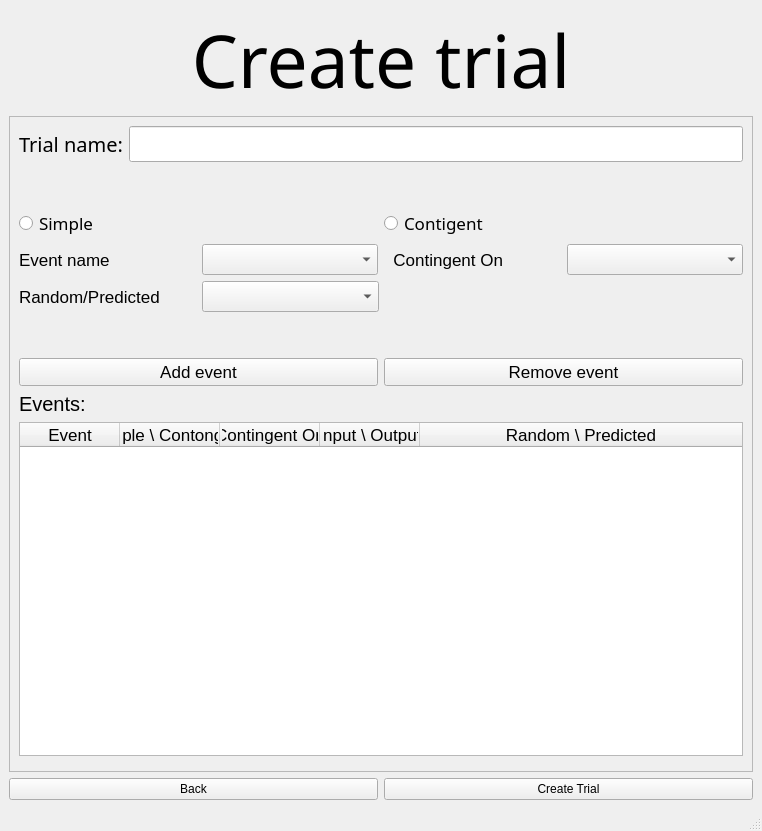
Old version of the form UI/create_trial_type.ui in the repository KehatSudri/Behavior_System2.0.
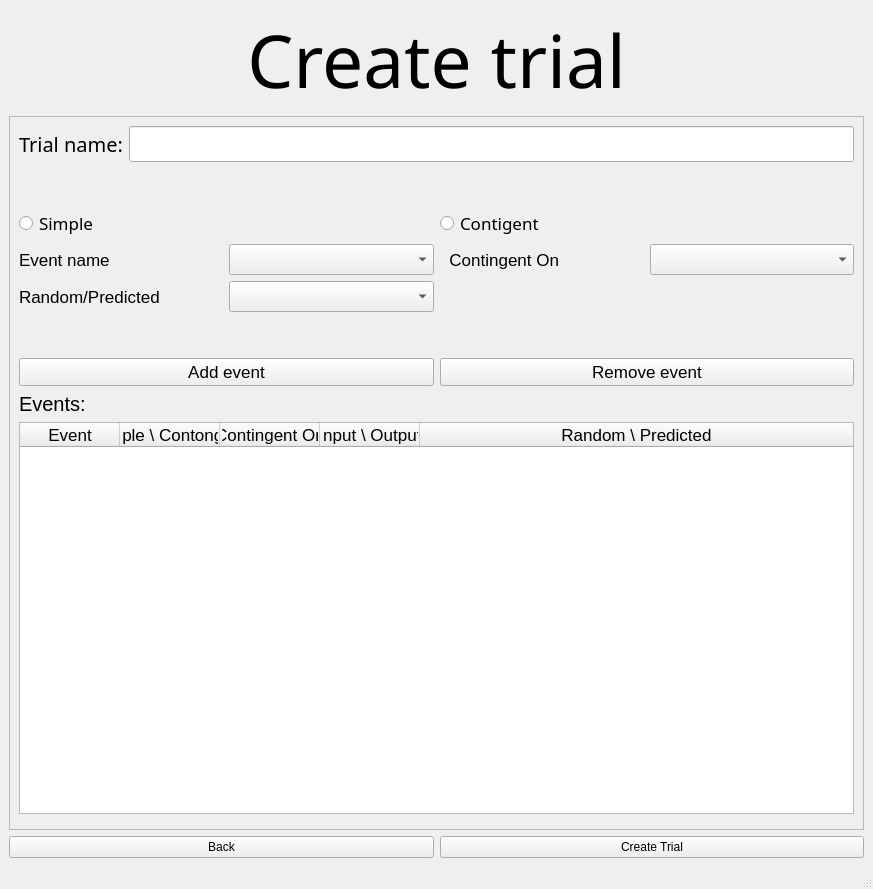
New version of the form.

The edit to the form file:
```diff
--- a/UI/create_trial_type.ui
+++ b/UI/create_trial_type.ui
@@ -6,8 +6,8 @@
    <rect>
     <x>0</x>
     <y>0</y>
-    <width>762</width>
-    <height>831</height>
+    <width>873</width>
+    <height>889</height>
    </rect>
   </property>
   <property name="windowTitle">
@@ -134,8 +134,8 @@
         <rect>
          <x>0</x>
          <y>0</y>
-         <width>742</width>
-         <height>674</height>
+         <width>853</width>
+         <height>732</height>
         </rect>
        </property>
        <layout class="QGridLayout" name="gridLayout">
@@ -232,9 +232,9 @@
             <item>
              <widget class="QComboBox" name="comboBox">
               <property name="sizePolicy">
-               <sizepolicy hsizetype="Ignored" vsizetype="Expanding">
+               <sizepolicy hsizetype="Ignored" vsizetype="Fixed">
                 <horstretch>0</horstretch>
-                <verstretch>0</verstretch>
+                <verstretch>37</verstretch>
                </sizepolicy>
               </property>
               <property name="font">
@@ -266,9 +266,9 @@
             <item>
              <widget class="QComboBox" name="comboBox_3">
               <property name="sizePolicy">
-               <sizepolicy hsizetype="Ignored" vsizetype="Expanding">
+               <sizepolicy hsizetype="Ignored" vsizetype="Fixed">
                 <horstretch>0</horstretch>
-                <verstretch>0</verstretch>
+                <verstretch>37</verstretch>
                </sizepolicy>
               </property>
               <property name="maximumSize">
@@ -319,9 +319,9 @@
             <item>
              <widget class="QComboBox" name="ranom_pred_comboBox">
               <property name="sizePolicy">
-               <sizepolicy hsizetype="Ignored" vsizetype="Minimum">
+               <sizepolicy hsizetype="Ignored" vsizetype="Fixed">
                 <horstretch>0</horstretch>
-                <verstretch>0</verstretch>
+                <verstretch>37</verstretch>
                </sizepolicy>
               </property>
               <property name="font">
@@ -332,20 +332,18 @@
              </widget>
             </item>
             <item>
-             <spacer name="horizontalSpacer">
-              <property name="orientation">
-               <enum>Qt::Horizontal</enum>
+             <widget class="QLabel" name="label_6">
+              <property name="text">
+               <string/>
               </property>
-              <property name="sizeType">
-               <enum>QSizePolicy::Fixed</enum>
+             </widget>
+            </item>
+            <item>
+             <widget class="QLabel" name="label_5">
+              <property name="text">
+               <string/>
               </property>
-              <property name="sizeHint" stdset="0">
-               <size>
-                <width>364</width>
-                <height>20</height>
-               </size>
-              </property>
-             </spacer>
+             </widget>
             </item>
            </layout>
           </item>
```
